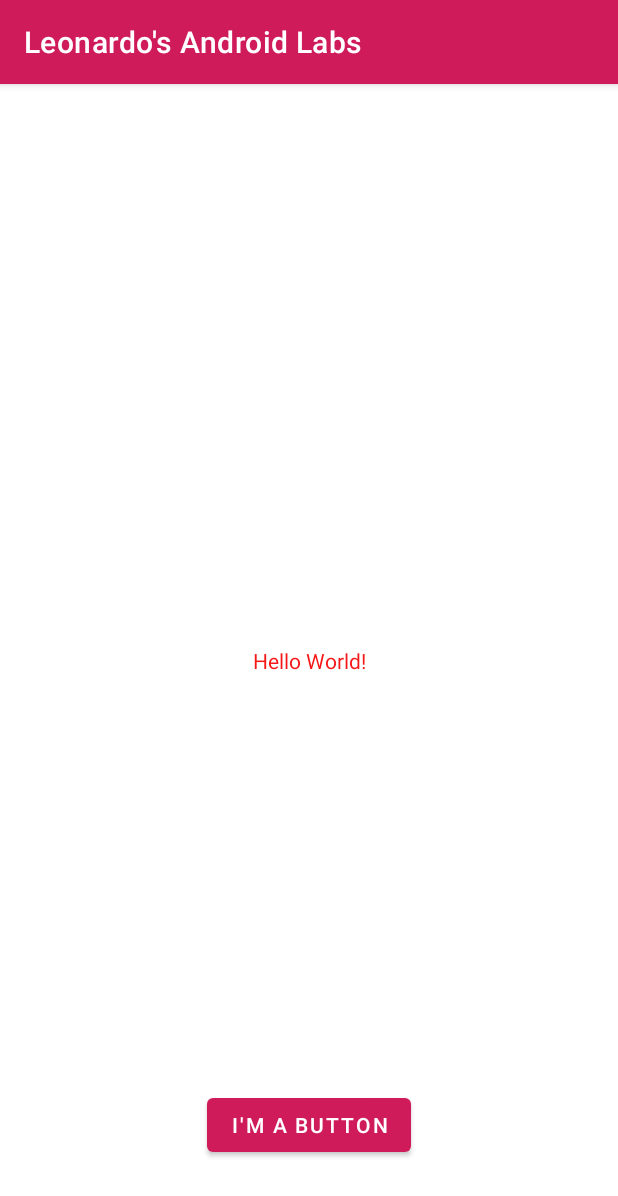
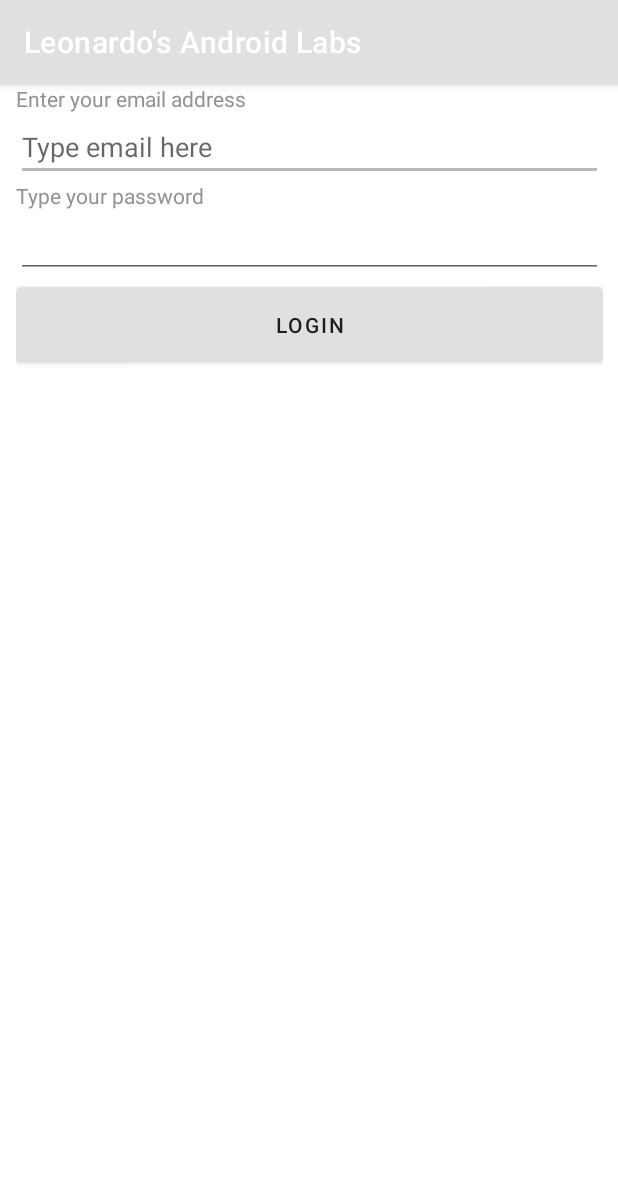
Before and after one commit to d-Leonardov/MyAndroidLabs, an Android app: the screen it shows after launch (MainActivity), on a phone screen of 412 x 824 dp. Shown: the top 1196 px of the screen. Run offline under Robolectric (Android 15) with nearby library versions, the phone set to English and light mode, and no system bars.

Commit message:
"Week4 finished part 1"

```diff
--- a/app/build.gradle
+++ b/app/build.gradle
@@ -26,6 +26,10 @@ android {
         sourceCompatibility JavaVersion.VERSION_1_8
         targetCompatibility JavaVersion.VERSION_1_8
     }
+
+    buildFeatures {
+        viewBinding true
+    }
 }
 
 dependencies {
--- a/app/src/main/AndroidManifest.xml
+++ b/app/src/main/AndroidManifest.xml
@@ -1,6 +1,9 @@
 <?xml version="1.0" encoding="utf-8"?>
 <manifest xmlns:android="http://schemas.android.com/apk/res/android"
     xmlns:tools="http://schemas.android.com/tools">
+
+    <uses-permission android:name="android.permission.CALL_PHONE"/>
+    <uses-feature android:name="android.hardware.camera" android:required="true"/>
 
     <application
         android:allowBackup="true"
@@ -11,6 +14,9 @@
         android:supportsRtl="true"
         android:theme="@style/Theme.LeonardosAndroidLabs"
         tools:targetApi="31">
+        <activity
+            android:name=".SecondActivity"
+            android:exported="false" />
         <activity
             android:name=".MainActivity"
             android:exported="true">
--- a/app/src/main/java/alqonquin/cst2335/vill0413/MainActivity.java
+++ b/app/src/main/java/alqonquin/cst2335/vill0413/MainActivity.java
@@ -2,13 +2,63 @@ package alqonquin.cst2335.vill0413;
 
 import androidx.appcompat.app.AppCompatActivity;
 
+import android.content.Intent;
 import android.os.Bundle;
+import android.util.Log;
+import android.widget.Button;
+import android.widget.EditText;
 
 public class MainActivity extends AppCompatActivity {
+    private static String TAG = "MainActivity";
+
 
     @Override
     protected void onCreate(Bundle savedInstanceState) {
         super.onCreate(savedInstanceState);
         setContentView(R.layout.activity_main);
+        Log.w(TAG, "In onCreate() - Loading Widgets" );
+        Button loginButton = (Button) findViewById(R.id.button1);
+        EditText emailEditText = (EditText) findViewById(R.id.editTextTextPersonName);
+        loginButton.setOnClickListener( clk -> {
+            Intent nextPage = new Intent( MainActivity.this, SecondActivity.class);
+            nextPage.putExtra( "EmailAddress", emailEditText.getText().toString() );
+            startActivity( nextPage);
+        });
     }
+
+    @Override
+    protected void onStart() {
+        super.onStart();
+        Log.w(TAG, "In onStart() - Application visible on screen" );
+
+    }
+
+    @Override
+    protected void onResume() {
+        super.onResume();
+        Log.w(TAG, "In onResume() - Responding to user input" );
+
+    }
+
+    @Override
+    protected void onPause() {
+        super.onPause();
+        Log.w(TAG, "In onPause() - Not responding to user input" );
+
+    }
+
+    @Override
+    protected void onStop() {
+        super.onStop();
+        Log.w(TAG, "In onStop() - Application not visible" );
+
+    }
+
+    @Override
+    protected void onDestroy() {
+        super.onDestroy();
+        Log.w(TAG, "In onDestroy() - Memory is freed" );
+
+    }
+
 }
--- a/app/src/main/res/layout/activity_main.xml
+++ b/app/src/main/res/layout/activity_main.xml
@@ -4,25 +4,51 @@
     xmlns:tools="http://schemas.android.com/tools"
     android:layout_width="match_parent"
     android:layout_height="match_parent"
-    tools:context=".MainActivity">
+    tools:context=".MainActivity"
+    tools:layout_editor_absoluteX="0dp"
+    tools:layout_editor_absoluteY="-44dp">
 
-    <TextView
-        android:layout_width="wrap_content"
-        android:layout_height="wrap_content"
-        android:text="@string/hello_message"
-        app:layout_constraintBottom_toBottomOf="parent"
-        app:layout_constraintEnd_toEndOf="parent"
-        app:layout_constraintStart_toStartOf="parent"
-        app:layout_constraintTop_toTopOf="parent" />
-
-    <Button
-        android:layout_width="wrap_content"
-        android:layout_height="wrap_content"
-        android:layout_marginBottom="50dp"
-        android:text="@string/button_message"
-        app:layout_constraintBottom_toBottomOf="parent"
+    <LinearLayout
+        android:layout_width="391dp"
+        android:layout_height="805dp"
+        android:orientation="vertical"
         app:layout_constraintEnd_toEndOf="parent"
         app:layout_constraintHorizontal_bias="0.5"
-        app:layout_constraintStart_toStartOf="parent" />
+        app:layout_constraintStart_toStartOf="parent"
+        tools:layout_editor_absoluteY="1dp">
 
+        <TextView
+            android:id="@+id/textView2"
+            android:layout_width="match_parent"
+            android:layout_height="wrap_content"
+            android:text="Enter your email address" />
+
+        <EditText
+            android:id="@+id/editTextTextPersonName"
+            android:layout_width="match_parent"
+            android:layout_height="wrap_content"
+            android:ems="10"
+            android:hint="Type email here" />
+
+        <TextView
+            android:id="@+id/textView3"
+            android:layout_width="match_parent"
+            android:layout_height="wrap_content"
+            android:text="Type your password" />
+
+        <EditText
+            android:id="@+id/editTextNumberPassword"
+            android:layout_width="match_parent"
+            android:layout_height="wrap_content"
+            android:ems="10"
+            android:inputType="textPassword" />
+
+        <Button
+            android:id="@+id/button1"
+            android:layout_width="match_parent"
+            android:layout_height="62dp"
+            android:text="LOGIN"
+            android:textColor="@color/button_text" />
+
+    </LinearLayout>
 </androidx.constraintlayout.widget.ConstraintLayout>
--- a/app/src/main/res/values/colors.xml
+++ b/app/src/main/res/values/colors.xml
@@ -1,13 +1,14 @@
 <?xml version="1.0" encoding="utf-8"?>
 <resources>
-    <color name="my_primary">#CF1B5A</color>
+    <color name="my_primary">#E0E0E0</color>
     <color name="Primary">#DAB8AD</color>
-    <color name="my_secondary">#1BC5BF</color>
+    <color name="my_secondary">#BABCBC</color>
     <color name="Secondary">#95C3C1</color>
     <color name="my_statusbar">#686363</color>
     <color name="Statusbar">#3A3838</color>
-    <color name="my_text">#F61717</color>
-
-    <color name="black">#FF000000</color>
-    <color name="white">#FFFFFFFF</color>
+    <color name="my_text">#939191</color>
+    <color name="button_text">#1E1D1D</color>
+    <color name="secondActivityButton">#4040F8</color>
+<!--    <color name="black">#000000</color>
+    <color name="white">#FFFFFF</color>-->
 </resources>
--- a/app/src/main/res/values/strings.xml
+++ b/app/src/main/res/values/strings.xml
@@ -1,6 +1,6 @@
 <resources>
     <string name="app_name">Leonardo\'s Android Labs</string>
-    <string name="hello_message">Hello World!</string>
-    <string name="button_message">I\'m a button</string>
+    <string name="email_message">Enter your email address: </string>
+    <string name="password_message">Type your password: </string>
 
 </resources>
```
Also changed, not shown: app/src/main/java/alqonquin/cst2335/vill0413/SecondActivity.java (added, +69 -0 lines), app/src/main/res/layout/activity_second.xml (added, +68 -0 lines), 1 other file.
